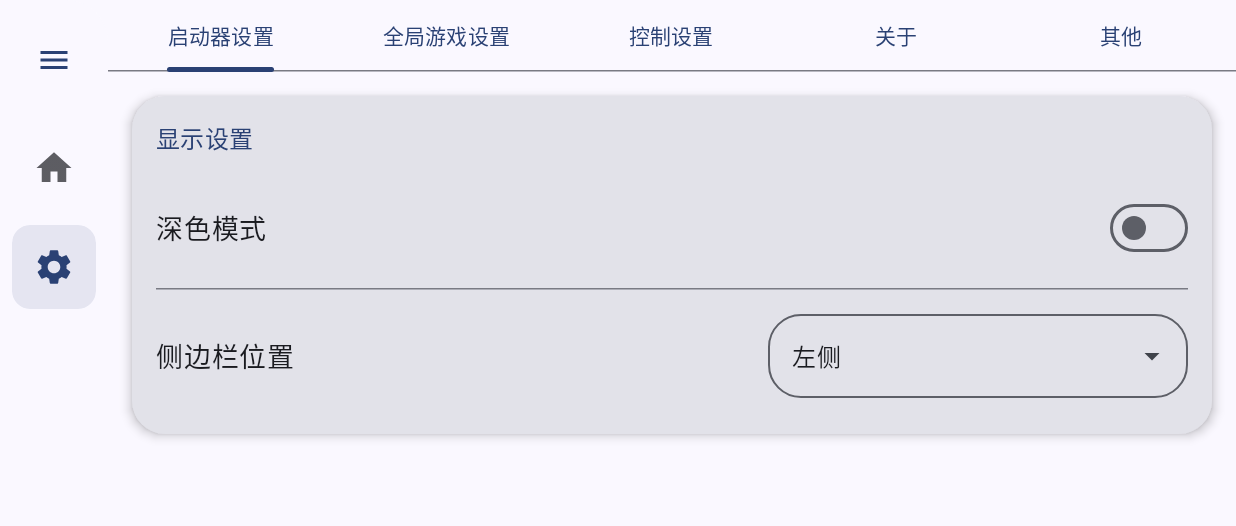
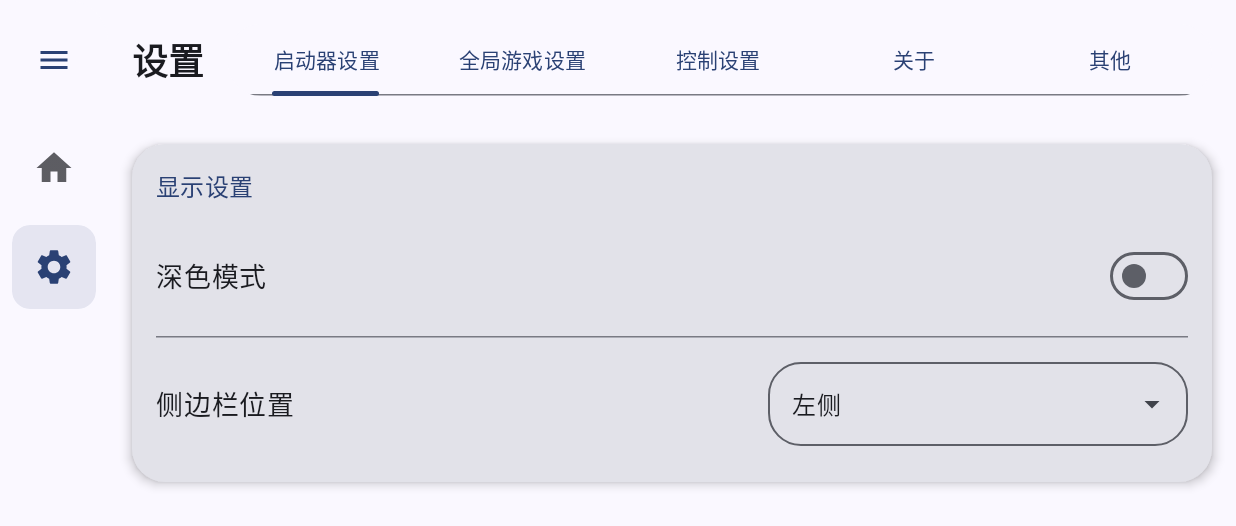
Before and after one commit to LanRhyme/ShardLauncher, an Android app built with Jetpack Compose: the SettingsScreen screen opened through its navigation route, on a phone screen of 824 x 412 dp (held sideways). Shown: the top 526 px of the screen. Run offline under Robolectric (Android 15) with nearby library versions, the phone set to English and light mode, and no system bars.

Commit message:
设置分类

```diff
--- a/app/src/main/java/com/lanrhyme/shardlauncher/ui/settings/SettingsScreen.kt
+++ b/app/src/main/java/com/lanrhyme/shardlauncher/ui/settings/SettingsScreen.kt
@@ -35,6 +35,8 @@ import androidx.compose.runtime.remember
 import androidx.compose.runtime.setValue
 import androidx.compose.ui.Alignment
 import androidx.compose.ui.Modifier
+import androidx.compose.ui.draw.clip
+import androidx.compose.ui.text.font.FontWeight
 import androidx.compose.ui.unit.dp
 import androidx.compose.ui.unit.sp
 import com.lanrhyme.shardlauncher.common.SidebarPosition
@@ -64,10 +66,23 @@ fun SettingsScreen(
         val pages = SettingsPage.entries
 
         Column(modifier = Modifier.fillMaxSize()) {
-            // 3. 添加TabRow作为导航栏
+            Row(
+                modifier = Modifier
+                    .fillMaxWidth()
+                    .padding(16.dp),
+                verticalAlignment = Alignment.CenterVertically
+            ) {
+                Text(
+                    text = "设置",
+                    style = MaterialTheme.typography.headlineSmall,
+                    fontWeight = FontWeight.Bold,
+                    modifier = Modifier.padding(end = 16.dp)
+                )
                 PrimaryTabRow(
                     selectedTabIndex = selectedPage.ordinal,
-                modifier = Modifier.fillMaxWidth()
+                    modifier = Modifier
+                        .weight(1f)
+                        .clip(RoundedCornerShape(22.dp)),
                 ) {
                     pages.forEachIndexed { index, page ->
                         Tab(
@@ -75,6 +90,7 @@ fun SettingsScreen(
                             onClick = { selectedPage = pages[index] },
                             text = { Text(text = page.title) }
                         )
+                    }
                 }
             }
 
```
Lines whose indentation alone changed are shown as unchanged.
